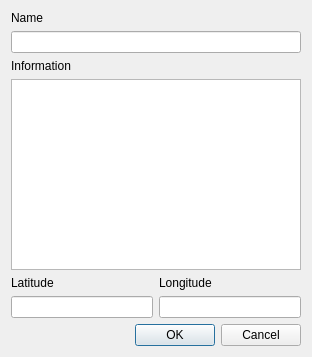
Before: the Qt Designer form explorer/markerdialog.ui in archnemesis/OSMExplorer, drawn with Qt 5.
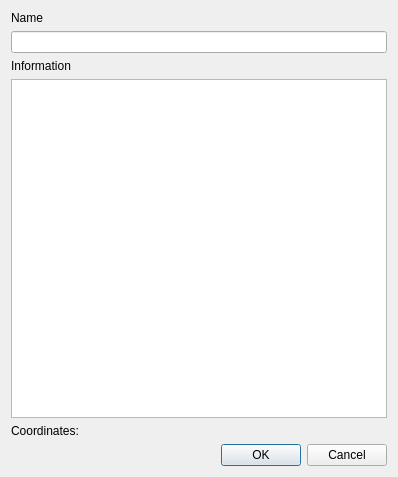
After: the same form once the commit is applied.

The edit to the form file:
```diff
--- a/explorer/markerdialog.ui
+++ b/explorer/markerdialog.ui
@@ -6,14 +6,14 @@
    <rect>
     <x>0</x>
     <y>0</y>
-    <width>312</width>
-    <height>357</height>
+    <width>398</width>
+    <height>477</height>
    </rect>
   </property>
   <property name="windowTitle">
    <string>Dialog</string>
   </property>
-  <layout class="QVBoxLayout" name="verticalLayout_3">
+  <layout class="QVBoxLayout" name="verticalLayout">
    <item>
     <widget class="QLabel" name="label">
      <property name="text">
@@ -35,36 +35,11 @@
     <widget class="QTextEdit" name="txtInformation"/>
    </item>
    <item>
-    <layout class="QHBoxLayout" name="horizontalLayout">
-     <item>
-      <layout class="QVBoxLayout" name="verticalLayout">
-       <item>
-        <widget class="QLabel" name="label_3">
-         <property name="text">
-          <string>Latitude</string>
-         </property>
-        </widget>
-       </item>
-       <item>
-        <widget class="QLineEdit" name="lblLatitude"/>
-       </item>
-      </layout>
-     </item>
-     <item>
-      <layout class="QVBoxLayout" name="verticalLayout_2">
-       <item>
-        <widget class="QLabel" name="label_4">
-         <property name="text">
-          <string>Longitude</string>
-         </property>
-        </widget>
-       </item>
-       <item>
-        <widget class="QLineEdit" name="lblLongitude"/>
-       </item>
-      </layout>
-     </item>
-    </layout>
+    <widget class="QLabel" name="lblCoordinates">
+     <property name="text">
+      <string>Coordinates:</string>
+     </property>
+    </widget>
    </item>
    <item>
     <widget class="QDialogButtonBox" name="buttonBox">
```
